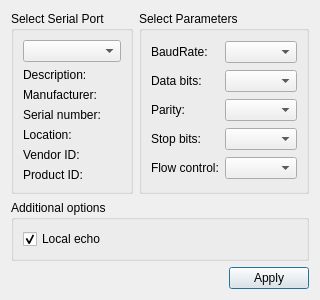
First picture: the form in src/settingsdialog.ui, repository money0534/Notepad_QtCLion, before the edit.
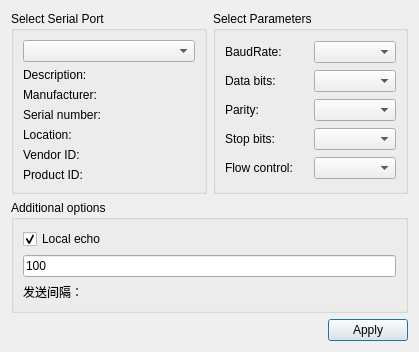
Second picture: the form after the edit.

Commit message: 设置页保存

The edit to the form file:
```diff
--- a/src/settingsdialog.ui
+++ b/src/settingsdialog.ui
@@ -6,8 +6,8 @@
    <rect>
     <x>0</x>
     <y>0</y>
-    <width>281</width>
-    <height>262</height>
+    <width>419</width>
+    <height>316</height>
    </rect>
   </property>
   <property name="windowTitle">
@@ -167,6 +167,23 @@
         </property>
        </widget>
       </item>
+      <item>
+       <widget class="QLineEdit" name="leSendInterval">
+        <property name="text">
+         <string>100</string>
+        </property>
+        <property name="placeholderText">
+         <string>仿真发送间隔，默认100ms</string>
+        </property>
+       </widget>
+      </item>
+      <item>
+       <widget class="QLabel" name="label">
+        <property name="text">
+         <string>发送间隔：</string>
+        </property>
+       </widget>
+      </item>
      </layout>
     </widget>
    </item>
```
The commit also changes 1 other file.
